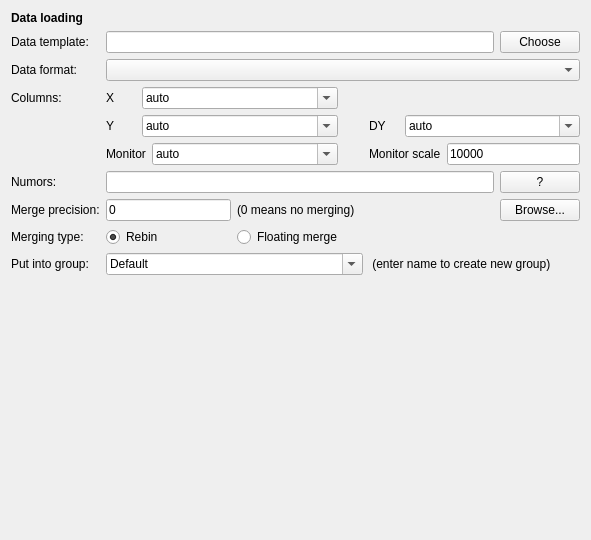
Before: the Qt Designer form ufit/gui/ui/dataloader.ui in McStasMcXtrace/ufit, drawn with Qt 5.
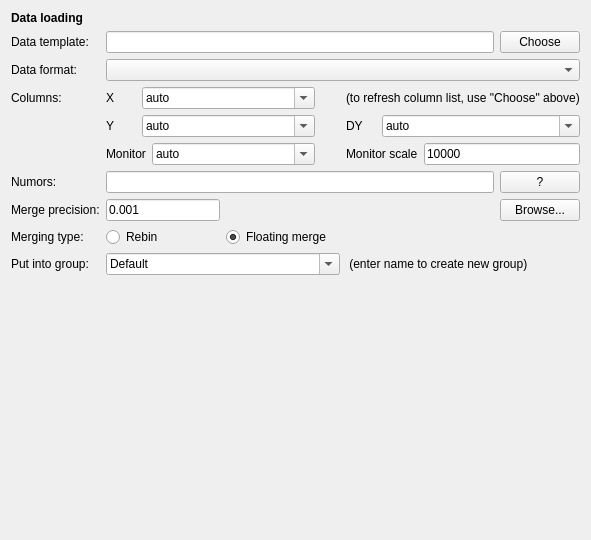
After: the same form once the commit is applied. Icons and pictures are not drawn.

Commit message: default to float merge on data load, use a default precision

What changed in the file:
```diff
--- a/ufit/gui/ui/dataloader.ui
+++ b/ufit/gui/ui/dataloader.ui
@@ -100,7 +100,7 @@
         <string>Rebin</string>
        </property>
        <property name="checked">
-        <bool>true</bool>
+        <bool>false</bool>
        </property>
       </widget>
      </item>
@@ -113,7 +113,7 @@
         <bool>true</bool>
        </property>
        <property name="checked">
-        <bool>false</bool>
+        <bool>true</bool>
        </property>
       </widget>
      </item>
@@ -175,14 +175,7 @@
         </sizepolicy>
        </property>
        <property name="text">
-        <string>0</string>
-       </property>
-      </widget>
-     </item>
-     <item row="7" column="2">
-      <widget class="QLabel" name="label_12">
-       <property name="text">
-        <string>(0 means no merging)</string>
+        <string>0.001</string>
        </property>
       </widget>
      </item>
@@ -441,6 +434,13 @@
        </property>
       </widget>
      </item>
+     <item row="3" column="3" colspan="2">
+      <widget class="QLabel" name="label_12">
+       <property name="text">
+        <string>(to refresh column list, use &quot;Choose&quot; above)</string>
+       </property>
+      </widget>
+     </item>
     </layout>
    </item>
   </layout>
```
